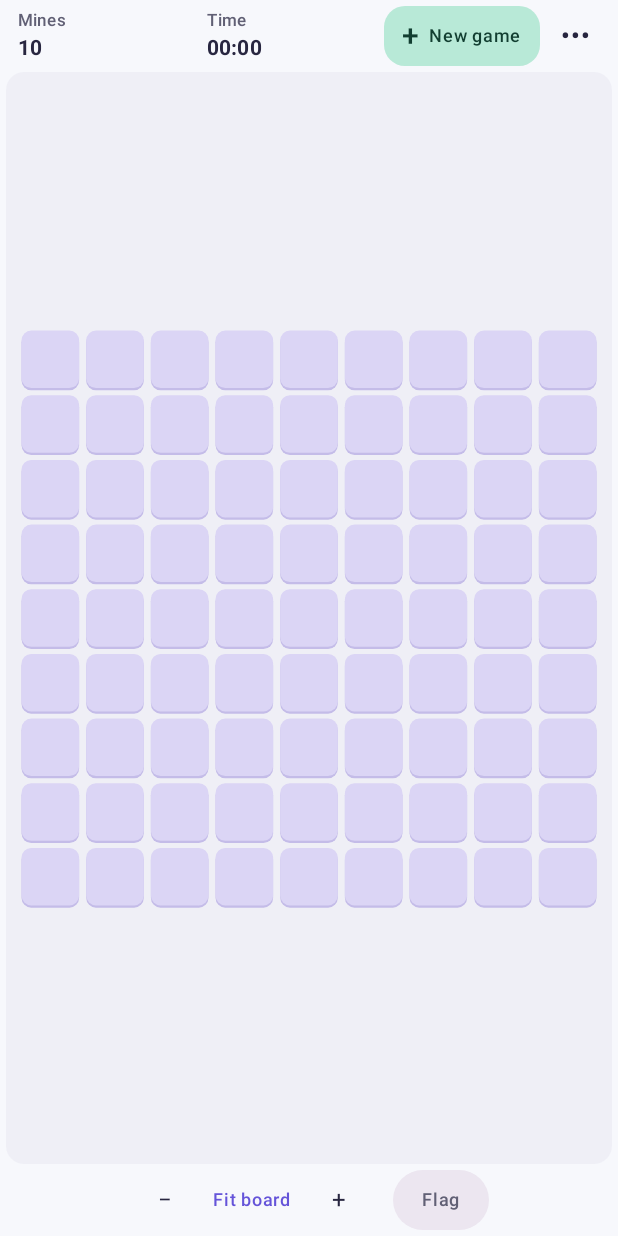
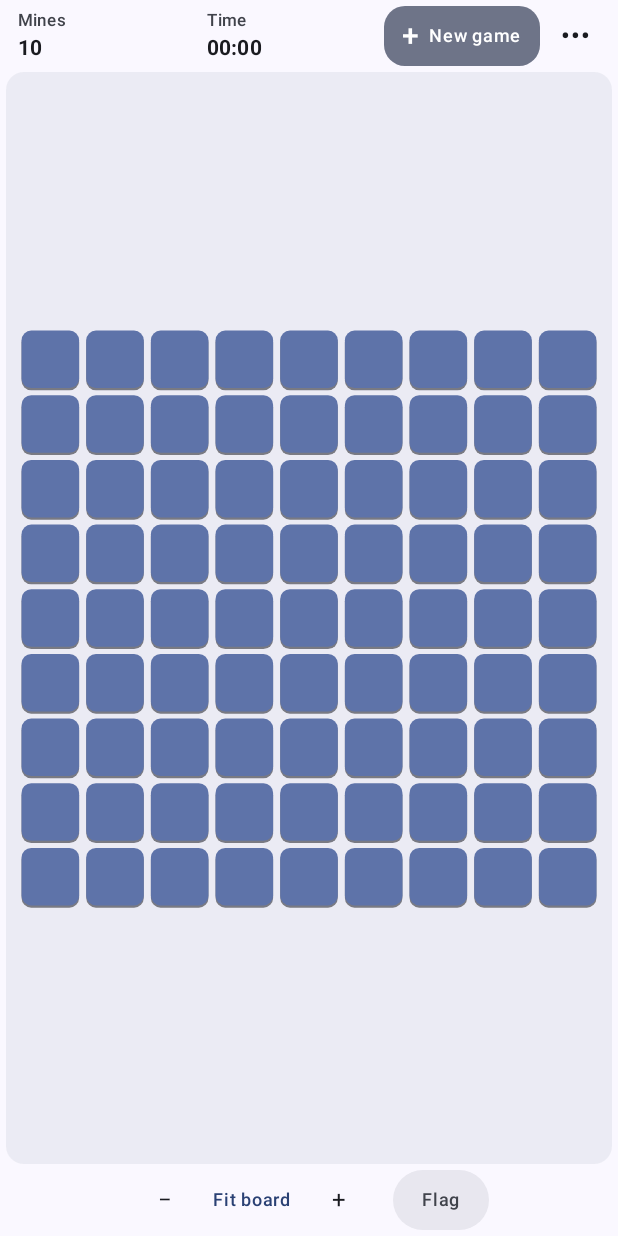
Before and after one commit to cbulock/minescape, an Android app built with Jetpack Compose: the screen it shows after launch (MainActivity), after a tap on "Beginner", on a phone screen of 412 x 824 dp. Run offline under Robolectric (Android 15) with nearby library versions, the light colour scheme and no system bars.

Commit message:
Use wallpaper colors for the app theme and board tiles

```diff
--- a/app/src/main/java/com/camer/minesweeper/ui/Board.kt
+++ b/app/src/main/java/com/camer/minesweeper/ui/Board.kt
@@ -145,14 +145,14 @@ fun Board(game: Game, onCell: (CellIntent) -> Unit, onViewport: (Viewport) -> Un
                     val mineShown = cell.mine && game.finished
                     val wrongFlag = cell.flagged && !cell.mine && game.status == GameStatus.LOST
                     val fill = when {
-                        index == game.explodedIndex -> Coral
-                        wrongFlag -> if (dark) Color(0xFF693D41) else Color(0xFFFFDAD4)
-                        cell.flagged -> if (dark) Color(0xFF51456B) else Color(0xFFFFE3DA)
-                        mineShown -> if (dark) Color(0xFF4A3D56) else Color(0xFFE7DFF4)
-                        cell.revealed -> if (dark) Color(0xFF20222D) else Color(0xFFF7F8FC)
-                        else -> if (dark) Color(0xFF45415E) else Color(0xFFDBD5F5)
+                        index == game.explodedIndex -> colors.errorContainer
+                        wrongFlag -> colors.errorContainer
+                        cell.flagged -> colors.tertiaryContainer
+                        mineShown -> colors.secondaryContainer
+                        cell.revealed -> colors.surface
+                        else -> colors.primaryContainer
                     }
-                    if (!cell.revealed) drawRoundRect(if (dark) Color(0xFF12121C) else Color(0xFFC4BCE8), origin + Offset(0f, cellSize * .035f), tileSize, rounding)
+                    if (!cell.revealed) drawRoundRect(colors.outlineVariant, origin + Offset(0f, cellSize * .035f), tileSize, rounding)
                     drawRoundRect(fill, origin, tileSize, rounding)
                     if (index == pendingTarget || index == hintIndex) drawRoundRect(colors.primary, origin, tileSize, rounding,
                         style = Stroke((2 * density).coerceAtMost(cellSize * .1f)))
@@ -166,20 +166,20 @@ fun Board(game: Game, onCell: (CellIntent) -> Unit, onViewport: (Viewport) -> Un
                                 lineTo(x + cellSize * .73f, y + cellSize * .53f)
                                 lineTo(x + cellSize * .43f, y + cellSize * .53f); close()
                             }
-                            drawPath(flag, if (dark) Coral else Color(0xFFD04B3D))
-                            drawLine(if (dark) Color.White else Ink, Offset(x + cellSize * .4f, y + cellSize * .23f), Offset(x + cellSize * .4f, y + cellSize * .75f), cellSize * .055f)
-                            drawLine(if (dark) Color.White else Ink, Offset(x + cellSize * .28f, y + cellSize * .76f), Offset(x + cellSize * .58f, y + cellSize * .76f), cellSize * .055f)
+                            drawPath(flag, colors.onTertiaryContainer)
+                            drawLine(colors.onTertiaryContainer, Offset(x + cellSize * .4f, y + cellSize * .23f), Offset(x + cellSize * .4f, y + cellSize * .75f), cellSize * .055f)
+                            drawLine(colors.onTertiaryContainer, Offset(x + cellSize * .28f, y + cellSize * .76f), Offset(x + cellSize * .58f, y + cellSize * .76f), cellSize * .055f)
                         }
                         mineShown -> {
-                            val ink = if (dark) Color(0xFFF1DDEA) else Ink
+                            val ink = if (index == game.explodedIndex) colors.onErrorContainer else colors.onSecondaryContainer
                             drawCircle(ink, cellSize * .17f, center)
                             for (v in listOf(Offset(1f, 0f), Offset(0f, 1f), Offset(.7f, .7f), Offset(.7f, -.7f)))
                                 drawLine(ink, center - v * cellSize * .27f, center + v * cellSize * .27f, cellSize * .05f)
                             drawCircle(Color.White, cellSize * .04f, center + Offset(-cellSize * .055f, -cellSize * .055f))
                         }
                         wrongFlag -> {
-                            drawLine(Coral, center - Offset(cellSize * .17f, cellSize * .17f), center + Offset(cellSize * .17f, cellSize * .17f), cellSize * .06f)
-                            drawLine(Coral, center - Offset(-cellSize * .17f, cellSize * .17f), center + Offset(-cellSize * .17f, cellSize * .17f), cellSize * .06f)
+                            drawLine(colors.onErrorContainer, center - Offset(cellSize * .17f, cellSize * .17f), center + Offset(cellSize * .17f, cellSize * .17f), cellSize * .06f)
+                            drawLine(colors.onErrorContainer, center - Offset(-cellSize * .17f, cellSize * .17f), center + Offset(-cellSize * .17f, cellSize * .17f), cellSize * .06f)
                         }
                         cell.questioned && !game.finished -> {
                             paint.textSize = cellSize * .52f
--- a/app/src/main/java/com/camer/minesweeper/ui/SettingsScreen.kt
+++ b/app/src/main/java/com/camer/minesweeper/ui/SettingsScreen.kt
@@ -1,5 +1,6 @@
 package com.camer.minesweeper.ui
 
+import android.os.Build
 import androidx.compose.foundation.layout.*
 import androidx.compose.foundation.rememberScrollState
 import androidx.compose.foundation.selection.selectableGroup
@@ -64,6 +65,9 @@ internal fun SettingsScreen(
                                         ThemeMode.LIGHT -> "Always use a light background."
                                         ThemeMode.DARK -> "Always use a dark background."
                                     })
+                                    if (Build.VERSION.SDK_INT >= Build.VERSION_CODES.S) {
+                                        SettingsDescription("Colors follow your device’s wallpaper palette.")
+                                    }
                                 }
                             }
                         }
--- a/app/src/main/java/com/camer/minesweeper/ui/Theme.kt
+++ b/app/src/main/java/com/camer/minesweeper/ui/Theme.kt
@@ -1,9 +1,11 @@
 package com.camer.minesweeper.ui
 
+import android.os.Build
 import androidx.compose.foundation.isSystemInDarkTheme
 import androidx.compose.material3.*
 import androidx.compose.runtime.Composable
 import androidx.compose.ui.graphics.Color
+import androidx.compose.ui.platform.LocalContext
 import com.camer.minesweeper.data.ThemeMode
 
 val Violet = Color(0xFF6554D9)
@@ -31,5 +33,11 @@ private val Dark = darkColorScheme(
 @Composable
 fun MinesweeperTheme(mode: ThemeMode, content: @Composable () -> Unit) {
     val dark = mode == ThemeMode.DARK || (mode == ThemeMode.SYSTEM && isSystemInDarkTheme())
-    MaterialTheme(colorScheme = if (dark) Dark else Light, content = content)
+    val colors = if (Build.VERSION.SDK_INT >= Build.VERSION_CODES.S) {
+        val context = LocalContext.current
+        if (dark) dynamicDarkColorScheme(context) else dynamicLightColorScheme(context)
+    } else {
+        if (dark) Dark else Light
+    }
+    MaterialTheme(colorScheme = colors, content = content)
 }
```
Also changed, not shown: 1 other file.
